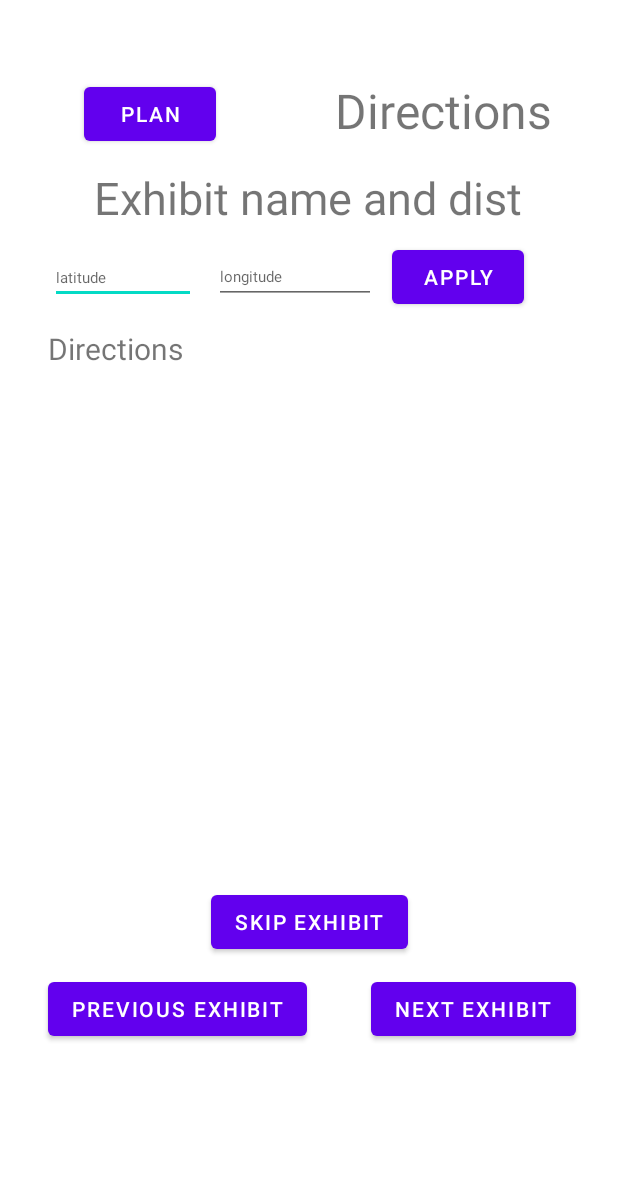
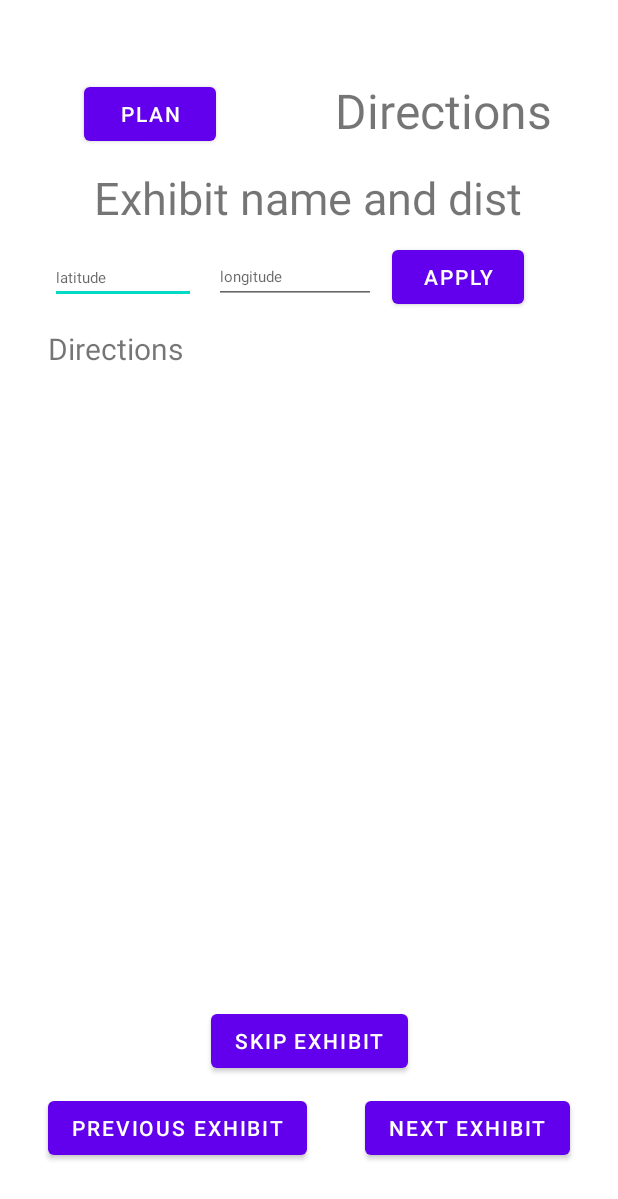
Before and after one commit to CSE-110-Spring-2022/zooseeker-cse-110-team-63, an Android app: the layout activity_direction.xml on its own in the app's theme, with its tools: preview values and no code run, on a phone screen of 412 x 824 dp. Shown: the top 1199 px of the screen. Run offline under Robolectric (Android 15) with nearby library versions, the phone set to English and light mode, and no system bars.

```diff
--- a/app/src/main/java/com/team63/zooseeker/Direction.java
+++ b/app/src/main/java/com/team63/zooseeker/Direction.java
@@ -62,6 +62,7 @@ public class Direction {
         this.directionInfo = new DirectionInfo(
                 path.getStartVertex(),
                 path.getEndVertex(),
+                vInfo.get(path.getStartVertex()).name,
                 vInfo.get(path.getEndVertex()).name,
                 path.getWeight()
                 );
--- a/app/src/main/java/com/team63/zooseeker/DirectionInfo.java
+++ b/app/src/main/java/com/team63/zooseeker/DirectionInfo.java
@@ -24,6 +24,7 @@ public class DirectionInfo {
 
     @NonNull
     public String name; // name of destination
+    public String startName; // name of location tourist is starting from
     public Double distance;
 
     @Ignore
@@ -31,9 +32,10 @@ public class DirectionInfo {
 
     public int order;
 
-    public DirectionInfo(String startVertexId, String endVertexId, String name, Double distance) {
+    public DirectionInfo(String startVertexId, String endVertexId, String startName, String name, Double distance) {
         this.startVertexId = startVertexId;
         this.endVertexId = endVertexId;
+        this.startName = startName;
         this.name = name;
         this.distance = distance;
     }
--- a/app/src/main/res/layout/activity_direction.xml
+++ b/app/src/main/res/layout/activity_direction.xml
@@ -10,23 +10,23 @@
         android:id="@+id/next_exhibit_btn"
         android:layout_width="wrap_content"
         android:layout_height="wrap_content"
-        android:layout_marginTop="10dp"
-        android:layout_marginEnd="28dp"
+        android:layout_marginEnd="32dp"
+        android:layout_marginBottom="48dp"
         android:onClick="onNextBtnClicked"
         android:text="Next Exhibit"
-        app:layout_constraintEnd_toEndOf="parent"
-        app:layout_constraintTop_toBottomOf="@+id/skip_exhibit_btn" />
+        app:layout_constraintBottom_toBottomOf="parent"
+        app:layout_constraintEnd_toEndOf="parent" />
 
     <Button
         android:id="@+id/previous_exhibit_btn"
         android:layout_width="wrap_content"
         android:layout_height="wrap_content"
         android:layout_marginStart="32dp"
-        android:layout_marginTop="10dp"
+        android:layout_marginBottom="48dp"
         android:onClick="onPrevBtnClicked"
         android:text="Previous Exhibit"
-        app:layout_constraintStart_toStartOf="parent"
-        app:layout_constraintTop_toBottomOf="@+id/skip_exhibit_btn" />
+        app:layout_constraintBottom_toBottomOf="parent"
+        app:layout_constraintStart_toStartOf="parent" />
 
     <TextView
         android:id="@+id/directions_text"
@@ -68,7 +68,7 @@
     <TextView
         android:id="@+id/directions_view"
         android:layout_width="347dp"
-        android:layout_height="348dp"
+        android:layout_height="350dp"
         android:layout_marginStart="32dp"
         android:layout_marginTop="16dp"
         android:scrollbars="vertical"
@@ -81,14 +81,14 @@
         android:id="@+id/skip_exhibit_btn"
         android:layout_width="wrap_content"
         android:layout_height="wrap_content"
-        android:layout_marginTop="24dp"
+        android:layout_marginBottom="10dp"
         android:onClick="onSkipBtnClicked"
         android:text="Skip Exhibit"
+        app:layout_constraintBottom_toTopOf="@+id/next_exhibit_btn"
         app:layout_constraintEnd_toEndOf="parent"
         app:layout_constraintLeft_toLeftOf="parent"
         app:layout_constraintRight_toRightOf="parent"
-        app:layout_constraintStart_toStartOf="parent"
-        app:layout_constraintTop_toBottomOf="@+id/directions_view" />
+        app:layout_constraintStart_toStartOf="parent" />
 
     <EditText
         android:id="@+id/latitude_input"
```
Also changed, not shown: app/src/main/java/com/team63/zooseeker/DirectionActivity.java (+26 -5 lines).
